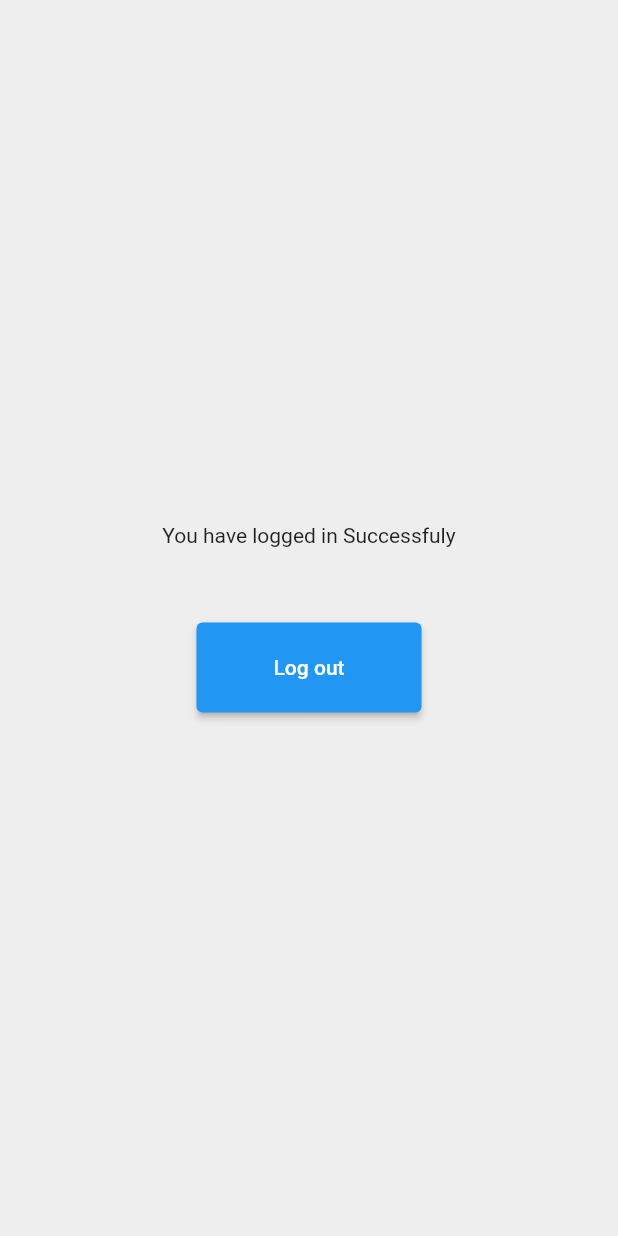
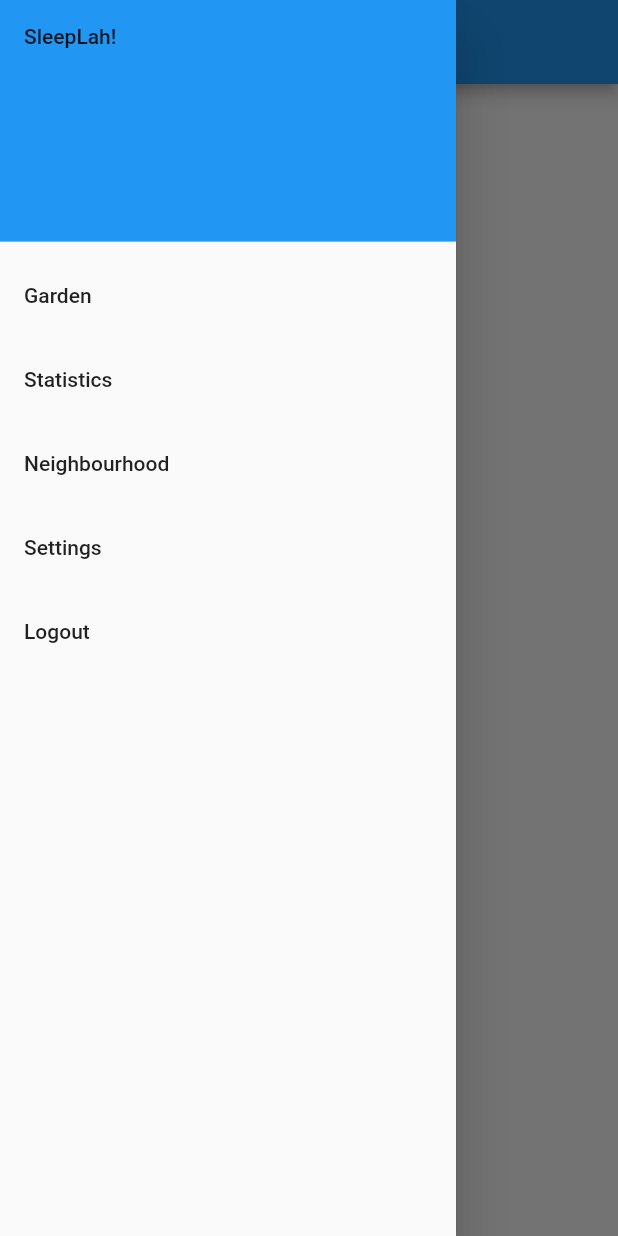
Before and after one commit to yuuutong/Orbital-Project, a Flutter app: the HomeScreen screen opened directly, with the side drawer open (before the commit the screen has no drawer), on a phone screen of 412 x 824 dp. Run offline on Flutter 3.47's test engine with Material 2 defaults, Android fonts, the phone set to English and light mode, and no system bars; our stand-ins replace firebase_auth, firebase_core; accounts and stored records are empty.

Commit message:
Updates
- changed minSdkVersion from 21 to 23 (sleeplah\andriod\app\build.gradle)
- added pages to navigate to

```diff
--- /dev/null
+++ b/sleeplah/lib/Screens/Garden.dart
@@ -0,0 +1,22 @@
+import 'package:flutter/material.dart';
+
+class Garden extends StatefulWidget {
+  const Garden({Key? key}) : super(key: key);
+
+  @override
+  State<Garden> createState() => _GardenState();
+}
+
+class _GardenState extends State<Garden> {
+  @override
+  Widget build(BuildContext context) {
+    return Scaffold(
+      appBar: AppBar(
+        title: const Text("Garden")
+        ),
+      body: const Center(
+        child: Text('Welcome to the Garden!'),
+      ),
+    );
+  }
+}
--- a/sleeplah/lib/Screens/Home_Screen.dart
+++ b/sleeplah/lib/Screens/Home_Screen.dart
@@ -1,6 +1,10 @@
 import 'package:firebase_auth/firebase_auth.dart';
 import 'package:flutter/material.dart';
+import 'package:sleeplah/Screens/Garden.dart';
 import 'package:sleeplah/Screens/Login_Screen.dart';
+import 'package:sleeplah/Screens/Neighbourhood.dart';
+import 'package:sleeplah/Screens/Settings.dart';
+import 'package:sleeplah/Screens/Statistics.dart';
 
 class HomeScreen extends StatefulWidget {
   @override
@@ -17,22 +21,67 @@ class _HomeScreenState extends State<HomeScreen> {
   @override
   Widget build(BuildContext context) {
     return Scaffold(
-      backgroundColor: Colors.grey[200],
-      body: Center(
-        child: Column(
-          mainAxisAlignment: MainAxisAlignment.center,
+      appBar: AppBar(title: const Text("SleepLah!")),
+      body: const Center(
+        child: Text('Welcome to the homepage!'),
+      ),
+      drawer: Drawer(
+        // Add a ListView to the drawer. This ensures the user can scroll
+        // through the options in the drawer if there isn't enough vertical
+        // space to fit everything.
+        child: ListView(
+          // Important: Remove any padding from the ListView.
+          padding: EdgeInsets.zero,
           children: [
-            Text('You have logged in Successfuly'),
-            SizedBox(height: 50),
-            Container(
-              height: 60,
-              width: 150,
-              child: ElevatedButton(
-                  clipBehavior: Clip.hardEdge,
-                  child: Center(
-                    child: Text('Log out'),
+            const DrawerHeader(
+              decoration: BoxDecoration(
+                color: Colors.blue,
               ),
-                  onPressed: () async {
+              child: Text('SleepLah!'),
+            ),
+            ListTile(
+              title: const Text('Garden'),
+              onTap: () {
+                Navigator.push(
+                  context,
+                  MaterialPageRoute(builder: (context) => const Garden())
+                );
+              },
+            ),
+            ListTile(
+              title: const Text('Statistics'),
+              onTap: () {
+                Navigator.push(
+                  context,
+                  MaterialPageRoute(builder: (context) => const Statistics())
+                );
+              },
+            ),
+            ListTile(
+              title: const Text('Neighbourhood'),
+              onTap: () {
+                Navigator.push(
+                  context,
+                  MaterialPageRoute(builder: (context) => const Neighbourhood())
+                );
+              },
+            ),
+            ListTile(
+              title: const Text('Settings'),
+              onTap: () {
+                // Update the state of the app
+                Navigator.push(
+                  context,
+                  MaterialPageRoute(builder: (context) => const Settings())
+                );
+                // Then close the drawer
+                //Navigator.pop(context);
+              },
+            ),
+            ListTile(
+              title: const Text('Logout'),
+              onTap: () async {
+                // Update the state of the app
                 await _signOut();
                 if (_firebaseAuth.currentUser == null) {
                   Navigator.push(
@@ -40,8 +89,8 @@ class _HomeScreenState extends State<HomeScreen> {
                     MaterialPageRoute(builder: (context) => LoginScreen()),
                   );
                 }
-                  }),
-            )
+              },
+            ),
           ],
         ),
       ),
--- /dev/null
+++ b/sleeplah/lib/Screens/Neighbourhood.dart
@@ -0,0 +1,22 @@
+import 'package:flutter/material.dart';
+
+class Neighbourhood extends StatefulWidget {
+  const Neighbourhood({Key? key}) : super(key: key);
+
+  @override
+  State<Neighbourhood> createState() => _NeighbourhoodState();
+}
+
+class _NeighbourhoodState extends State<Neighbourhood> {
+  @override
+  Widget build(BuildContext context) {
+    return Scaffold(
+      appBar: AppBar(
+        title: const Text("Neighbourhood")
+        ),
+      body: const Center(
+        child: Text('Welcome to the Neighbourhood!'),
+      ),
+    );
+  }
+}
--- /dev/null
+++ b/sleeplah/lib/Screens/Settings.dart
@@ -0,0 +1,22 @@
+import 'package:flutter/material.dart';
+
+class Settings extends StatefulWidget {
+  const Settings({Key? key}) : super(key: key);
+
+  @override
+  State<Settings> createState() => _SettingsState();
+}
+
+class _SettingsState extends State<Settings> {
+  @override
+  Widget build(BuildContext context) {
+    return Scaffold(
+      appBar: AppBar(
+        title: const Text("Settings")
+        ),
+      body: const Center(
+        child: Text('Welcome to the Settings!'),
+      ),
+    );
+  }
+}
--- /dev/null
+++ b/sleeplah/lib/Screens/Statistics.dart
@@ -0,0 +1,22 @@
+import 'package:flutter/material.dart';
+
+class Statistics extends StatefulWidget {
+  const Statistics({Key? key}) : super(key: key);
+
+  @override
+  State<Statistics> createState() => _StatisticsState();
+}
+
+class _StatisticsState extends State<Statistics> {
+  @override
+  Widget build(BuildContext context) {
+    return Scaffold(
+      appBar: AppBar(
+        title: const Text("Statistics")
+        ),
+      body: const Center(
+        child: Text('Welcome to the Statistics!'),
+      ),
+    );
+  }
+}
```
Also changed, not shown: 1 other file. Lines whose indentation alone changed are shown as unchanged.
